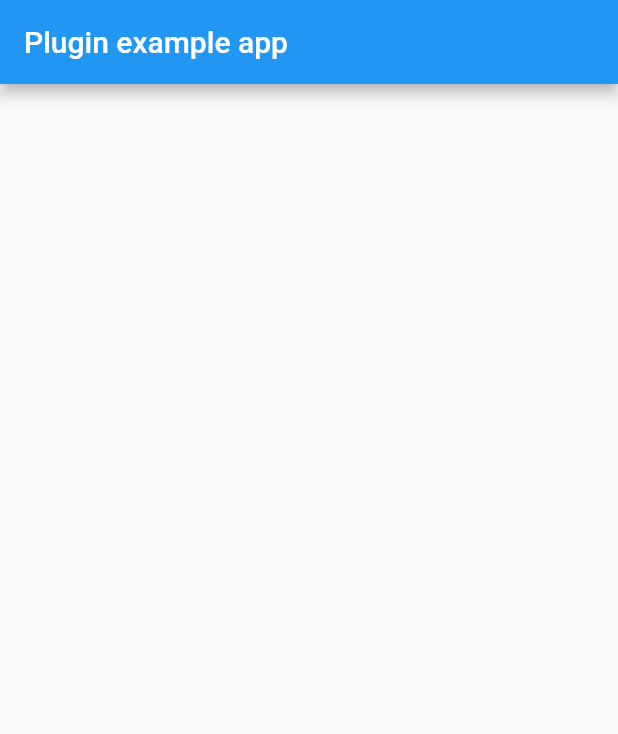
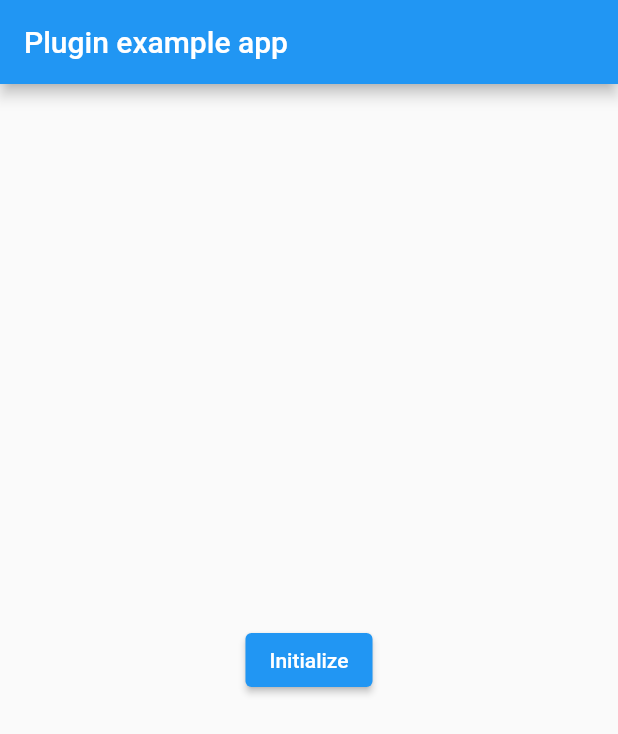
Before and after one commit to DevsOnFlutter/flutter_live_icon, a Flutter app: the screen it shows after launch, on a phone screen of 412 x 824 dp. Shown: the top 734 px of the screen. Run offline on Flutter 3.47's test engine with Material 2 defaults, Android fonts, the phone set to English and light mode, and no system bars.

Commit message:
error fixed

```diff
--- a/example/lib/main.dart
+++ b/example/lib/main.dart
@@ -15,8 +15,12 @@ class _MyAppState extends State<MyApp> {
   LiveIcon liveIcon = LiveIcon();
 
   @override
-  void initState() async {
+  void initState() {
     super.initState();
+    initialize();
+  }
+
+  void initialize() async {
     await liveIcon.initialize(icons: [
       const LiveIconData(
         iconName: "darkTheme",
@@ -37,7 +41,12 @@ class _MyAppState extends State<MyApp> {
           title: const Text('Plugin example app'),
         ),
         body: Center(
-          child: Text(''),
+          child: ElevatedButton(
+            child: Text('Initialize'),
+            onPressed: () {
+              initialize();
+            },
+          ),
         ),
       ),
     );
--- a/lib/live_icon.dart
+++ b/lib/live_icon.dart
@@ -15,15 +15,11 @@ class LiveIcon {
   }
 
   List<Map<String, String>> _serializeLiveIconData(List<LiveIconData> icons) {
-    List<Map<String, String>> iconData;
-    for (LiveIconData icon in icons) {
-      iconData.add(
-        <String, String>{
-          'iconName': icon.iconName,
-          'className': icon.className,
-        },
-      );
-    }
-    return iconData;
+    return icons
+        .map((icon) => <String, String>{
+              'iconName': icon.iconName,
+              'className': icon.className,
+            })
+        .toList();
   }
 }
```
